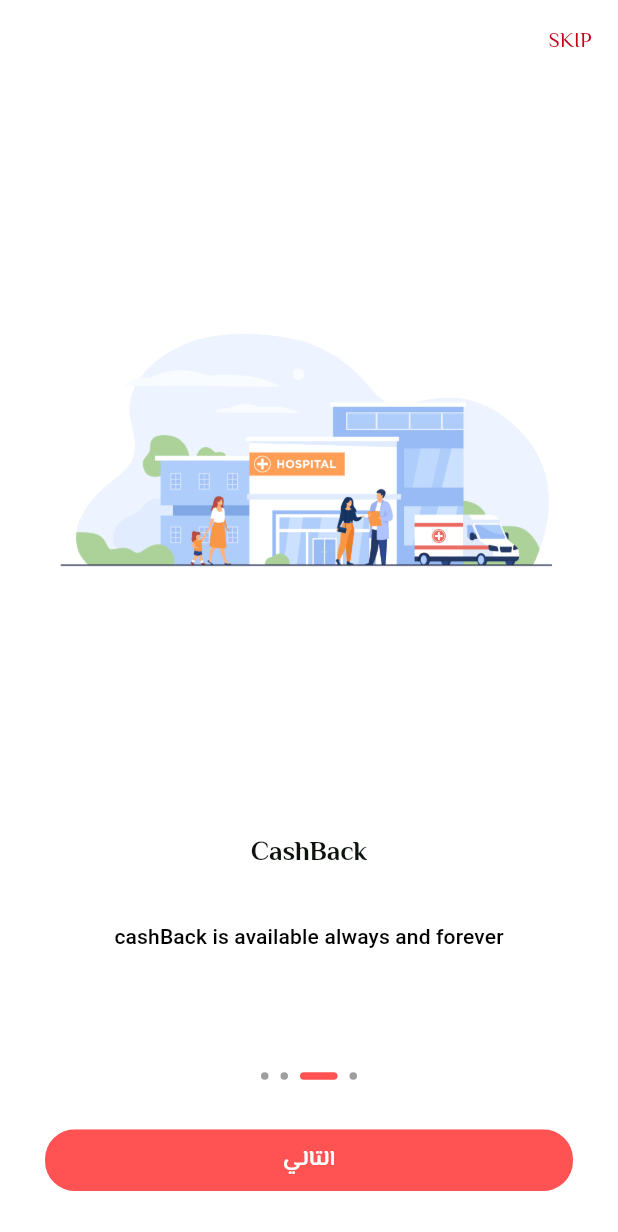
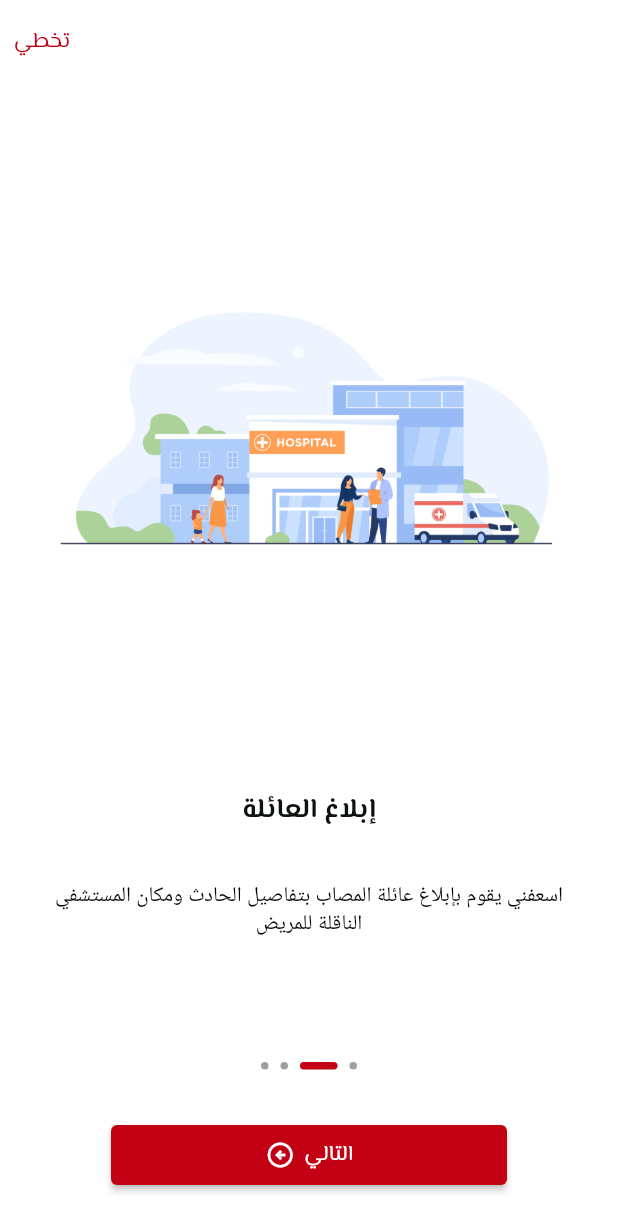
Before and after one commit to kareemhamed4/es3fny_user_app, a Flutter app: the screen it shows after launch, swiped to page 3, on a phone screen of 412 x 824 dp. Shown: the top 1232 px of the screen. Run offline on Flutter 3.47's test engine with Material 2 defaults, Android fonts, the phone set to English and light mode, and no system bars; drawn by our look-alikes of smooth_page_indicator; our stand-ins replace hexcolor.

Commit message:
onboarding by kareem

```diff
--- a/lib/modules/on_boarding/on_boarding_screen.dart
+++ b/lib/modules/on_boarding/on_boarding_screen.dart
@@ -1,4 +1,5 @@
 import 'package:es3fny_user_app/shared/components/components.dart';
+import 'package:es3fny_user_app/shared/styles/colors.dart';
 import 'package:flutter/material.dart';
 import 'package:smooth_page_indicator/smooth_page_indicator.dart';
 
@@ -26,23 +27,23 @@ class _OnBoardingScreenState extends State<OnBoardingScreen> {
   List<BoardingModel> boarding = [
     BoardingModel(
       image: 'assets/images/applogo.png',
-      header: 'Welcome to Market El Market',
-      body: 'Everything u need is here !',
+      header: 'اسعفني',
+      body: 'نقرة واحدة يمكن أن تنقذ حياتك!',
     ),
     BoardingModel(
       image: 'assets/images/tracking.png',
-      header: 'Easy Payment',
-      body: 'all ways for payment are available !',
+      header: 'تتبع مباشر',
+      body: 'اسعفني يوفر خدمة معرفة مكان المريض والمسعف بشكل مباشر',
     ),
     BoardingModel(
       image: 'assets/images/friends.jpg',
-      header: 'CashBack',
-      body: 'cashBack is available always and forever',
+      header: 'إبلاغ العائلة',
+      body: 'اسعفني يقوم بإبلاغ عائلة المصاب بتفاصيل الحادث ومكان المستشفي الناقلة للمريض',
     ),
     BoardingModel(
       image: 'assets/images/findout.png',
-      header: 'Super Fast Delivery',
-      body: 'Delivery is now free !',
+      header: 'الخدمات المساعدة',
+      body: 'اسعفني يوفر الكثير من الخدمات المساعدة (التنبؤ بالأمراض الخطيرة، الإسعافات الأولية، أقرب مستشفى، التذكير بموعد العلاج، ...)',
     ),
   ];
 
@@ -55,29 +56,20 @@ class _OnBoardingScreenState extends State<OnBoardingScreen> {
     Size size = MediaQuery.of(context).size;
     return Scaffold(
       appBar: AppBar(
-        actions: [
-          myTextButton(
-              context: context,
-              onPressed: () {
-                /*CacheHelper.saveData(key: "onBoarding", value: true).then((value){
-                  NavigateTo(context: context, widget: LoginScreen());
-                });*/
-              },
-              label: "SKIP"),
-        ],
-      ),
-      body: Container(
-        color: Colors.white,
-        child: Padding(
+          leading:
+              myTextButton(context: context, label: "تخطي", onPressed: () {})),
+      body: Padding(
           padding: const EdgeInsets.all(30.0),
           child: Column(
             children: [
               Expanded(
+                child: Directionality(
+                  textDirection: TextDirection.rtl,
                   child: PageView.builder(
                     physics: const BouncingScrollPhysics(),
                     controller: pageController,
-                    itemBuilder: (context, index) =>
-                        buildPageViewScreen(context:context,size: size, model: boarding[index]),
+                    itemBuilder: (context, index) => buildPageViewScreen(
+                        context: context, size: size, model: boarding[index]),
                     itemCount: boarding.length,
                     onPageChanged: (index) {
                       if (index == (boarding.length - 1)) {
@@ -92,12 +84,14 @@ class _OnBoardingScreenState extends State<OnBoardingScreen> {
                     },
                   ),
                 ),
+              ),
               SmoothPageIndicator(
+                textDirection: TextDirection.rtl,
                 controller: pageController,
                 count: boarding.length,
-                  effect: const ExpandingDotsEffect(
+                effect: ExpandingDotsEffect(
                   expansionFactor: 5,
-                    activeDotColor: Colors.redAccent,
+                  activeDotColor: myFavColor,
                   dotColor: Colors.grey,
                   dotHeight: 5,
                   dotWidth: 5,
@@ -106,14 +100,8 @@ class _OnBoardingScreenState extends State<OnBoardingScreen> {
               SizedBox(
                 height: size.height * 0.04,
               ),
-                Container(
-                  clipBehavior: Clip.antiAlias,
-                  decoration: BoxDecoration(
-                    borderRadius: BorderRadius.circular(20),
-                  ),
-                  height: size.height * 0.05,
-                  width: double.infinity,
-                  child: MaterialButton(
+              onBoardingMaterialButton(
+                context: context,
                 onPressed: () {
                   if (isLast) {
                     /*CacheHelper.saveData(key: "onBoarding", value: true).then((value){
@@ -128,23 +116,10 @@ class _OnBoardingScreenState extends State<OnBoardingScreen> {
                     );
                   }
                 },
-                    color: Colors.redAccent,
-                    child: !isLast
-                        ? const Text(
-                      'التالي',
-                      style: TextStyle(
-                          fontFamily: "KareemB", color: Colors.white),
-                    )
-                        : const Text(
-                      'البداية',
-                      style: TextStyle(
-                          fontFamily: "KareemB", color: Colors.white),
-                    ),
-                  ),
+                label: !isLast ? 'التالي' : 'البداية',
               ),
             ],
           )),
-      ),
     );
   }
 }
@@ -169,6 +144,7 @@ Widget buildPageViewScreen({
         ),
         Text(
           model.body,
+          textAlign: TextAlign.center,
           style: Theme.of(context).textTheme.subtitle2,
         ),
         SizedBox(
--- a/lib/shared/components/components.dart
+++ b/lib/shared/components/components.dart
@@ -12,24 +12,25 @@ Widget myTextFormField({
   Widget? suffixIcon,
   Widget? prefixIcon,
   int? maxLength,
-}) => Directionality(
+}) =>
+    Directionality(
       textDirection: TextDirection.rtl,
       child: TextFormField(
         controller: controller,
         cursorColor: Colors.black54,
         keyboardType: type,
         obscureText: isPassword ?? false,
-    onTap: (){
+        onTap: () {
           onTap;
         },
-    onChanged: (value){
+        onChanged: (value) {
           onChange;
         },
-    onFieldSubmitted: (value){
+        onFieldSubmitted: (value) {
           onSubmit;
         },
-    validator: (value){
-      if(value!.isEmpty){
+        validator: (value) {
+          if (value!.isEmpty) {
             return "value must not be empty";
           }
           return null;
@@ -65,7 +66,8 @@ Widget myMaterialButton({
   required BuildContext context,
   required Function onPressed,
   String? label,
-}) => MaterialButton(
+}) =>
+    MaterialButton(
       onPressed: () {
         onPressed;
       },
@@ -77,10 +79,10 @@ Widget myMaterialButton({
       ),
       child: Text(
         label ?? '',
-    style: Theme.of(context).textTheme.button!.copyWith(
-        fontSize: 20,
-        fontWeight: FontWeight.w600
-    ),
+        style: Theme.of(context)
+            .textTheme
+            .button!
+            .copyWith(fontSize: 20, fontWeight: FontWeight.w600),
       ),
     );
 
@@ -88,23 +90,33 @@ Widget myTextButton({
   required BuildContext context,
   required String label,
   required Function onPressed,
-}) => TextButton(
-    onPressed: (){
+}) =>
+    TextButton(
+        style: TextButton.styleFrom(
+            padding: EdgeInsets.zero,
+            minimumSize: const Size(50, 30),
+            tapTargetSize: MaterialTapTargetSize.shrinkWrap,
+            alignment: Alignment.center
+        ),
+        onPressed: () {
           onPressed;
         },
         child: Text(
           label,
-      style: Theme.of(context).textTheme.bodyText1!.copyWith(color: myFavColor),
-    )
-);
+          style: Theme.of(context)
+              .textTheme
+              .bodyText1!
+              .copyWith(color: myFavColor),
+        ));
 
 Widget onBoardingMaterialButton({
   required BuildContext context,
   required Function onPressed,
   required String label,
-}) => SizedBox(
+}) =>
+    SizedBox(
       width: 264,
-  child:   MaterialButton(
+      child: MaterialButton(
         onPressed: () {
           onPressed;
         },
@@ -120,14 +132,19 @@ Widget onBoardingMaterialButton({
             children: [
               Text(
                 label,
-            style: Theme.of(context).textTheme.bodyText1!.copyWith(
-                color: Colors.white
-            ),
+                style: Theme.of(context)
+                    .textTheme
+                    .bodyText1!
+                    .copyWith(color: Colors.white),
               ),
               const SizedBox(
                 width: 6,
               ),
-          const Icon(Icons.arrow_circle_left_outlined,color: Colors.white,size: 20,)
+              const Icon(
+                Icons.arrow_circle_left_outlined,
+                color: Colors.white,
+                size: 20,
+              )
             ],
           ),
         ),
--- a/lib/shared/styles/themes.dart
+++ b/lib/shared/styles/themes.dart
@@ -3,6 +3,7 @@ import 'package:flutter/material.dart';
 import 'package:flutter/services.dart';
 
 ThemeData lightTheme = ThemeData(
+  scaffoldBackgroundColor: Colors.white,
   colorScheme: ColorScheme.fromSwatch().copyWith(
     primary: myFavColor
   ),
```
Lines whose indentation alone changed are shown as unchanged.
